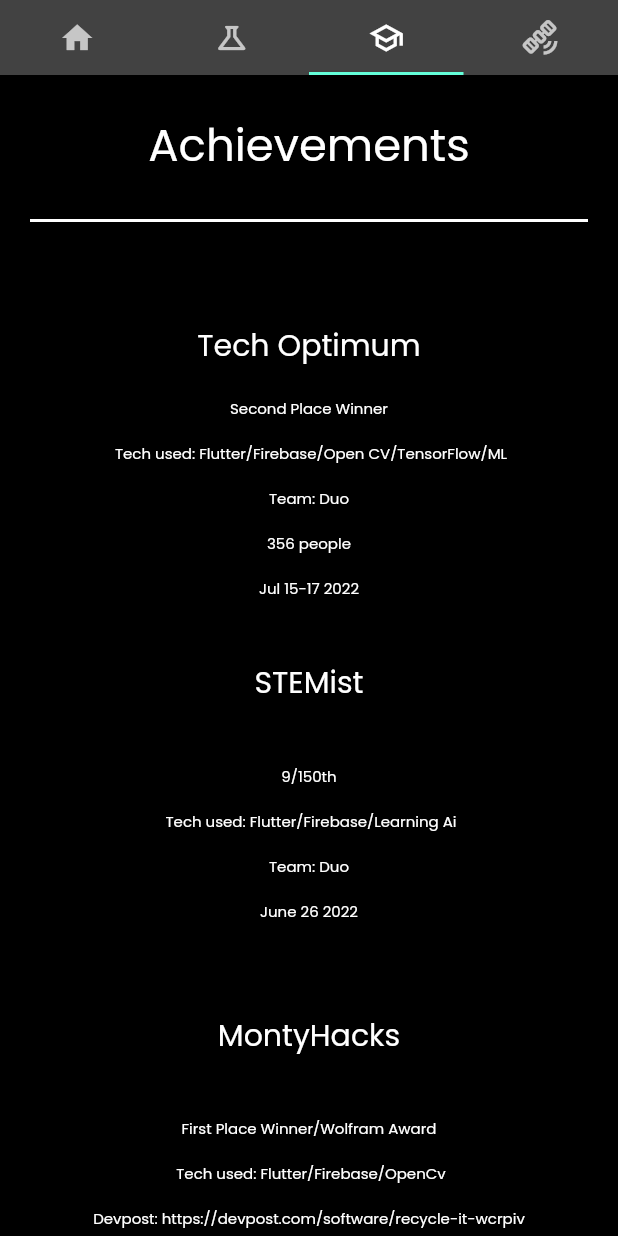
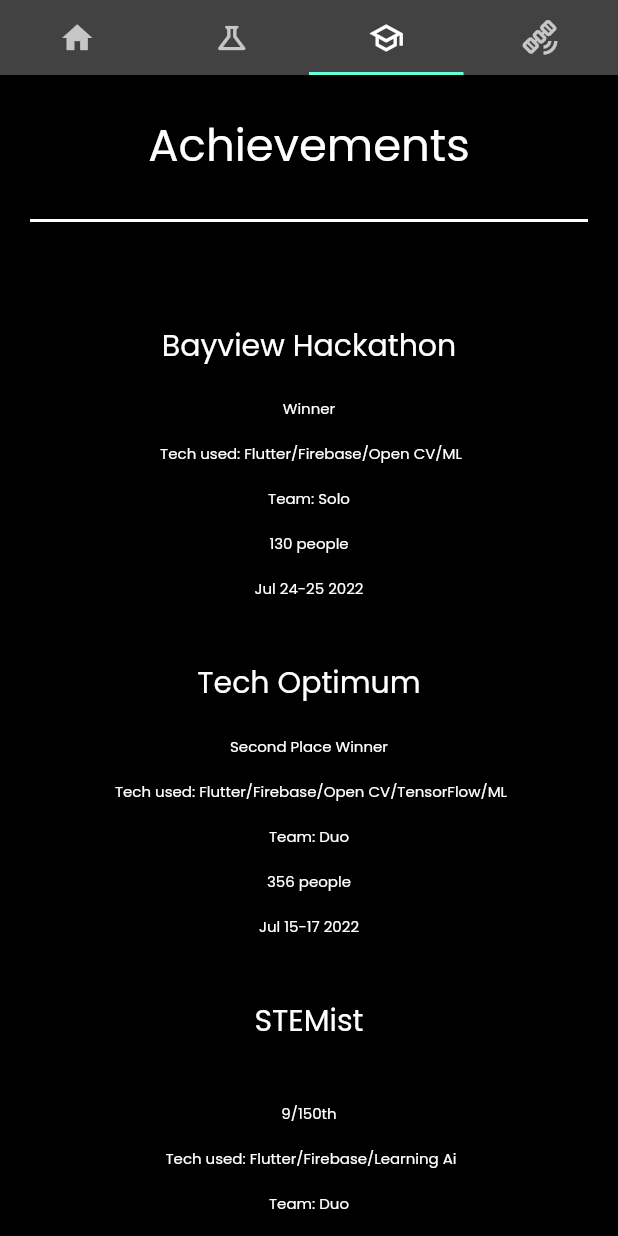
Before and after one commit to ekam-g/carghai_website, a Flutter app: the screen it shows after launch, tab 3 chosen, scrolled down 1152 dp, on a phone screen of 412 x 824 dp. Run offline on Flutter 3.47's test engine with Material 2 defaults, Android fonts, the phone set to English and light mode, and no system bars; our stand-ins replace animated_text_kit, auto_size_text.

Commit message:
updated achivments

```diff
--- a/lib/screens/jobtab.dart
+++ b/lib/screens/jobtab.dart
@@ -85,6 +85,20 @@
               ),
             ),
             const SizedBox(
+              height: 60,
+            ),
+            coolText(text: "Bayview Hackathon", fontSize: 40),
+            const SizedBox(
+              height: 20,
+            ),
+            coolText(
+                text: "Winner\n\n "
+                    "Tech used: Flutter/Firebase/Open CV/ML\n\n"
+                    "Team: Solo\n\n"
+                    "130 people\n\n"
+                    "Jul 24-25 2022",
+                fontSize: 20),
+            const SizedBox(
               height: 40,
             ),
             coolText(text: "Tech Optimum", fontSize: 40),
@@ -159,10 +173,12 @@
             const SizedBox(
               height: 20,
             ),
-            coolText(text: "Teacher\n\n"
+            coolText(
+                text: "Teacher\n\n"
                     "Full Disclosure: I taught special kids how to block code\n\n"
                     "Later I even taught them basic python\n\n"
-                "2021/2022", fontSize: 20),
+                    "2021/2022",
+                fontSize: 20),
             const SizedBox(
               height: 40,
             ),
@@ -170,10 +186,12 @@
             const SizedBox(
               height: 20,
             ),
-            coolText(text: "Mechanic/Exterior FireFighter\n\n"
+            coolText(
+                text: "Mechanic/Exterior FireFighter\n\n"
                     "Full Disclosure: I worked on trucks and made sure they where in working condition!\n\n"
                     "I also managed traffic and monitor trucks and equipment during fires\n\n"
-                "2015/Now", fontSize: 20),
+                    "2015/Now",
+                fontSize: 20),
             const SizedBox(
               height: 100,
             ),
@@ -289,6 +307,20 @@
             const SizedBox(
               height: 40,
             ),
+            coolText(text: "Bayview Hackathon", fontSize: 20),
+            const SizedBox(
+              height: 20,
+            ),
+            coolText(
+                text: "Winner\n\n "
+                    "Tech used: Flutter/Firebase/Open CV/ML\n\n"
+                    "Team: Solo\n\n"
+                    "130 people\n\n"
+                    "Jul 24-25 2022",
+                fontSize: 10),
+            const SizedBox(
+              height: 40,
+            ),
             coolText(
               text: "Tech Optimum",
               fontSize: 20,
@@ -368,10 +400,12 @@
             const SizedBox(
               height: 20,
             ),
-            coolText(text: "Teacher\n\n"
+            coolText(
+                text: "Teacher\n\n"
                     "Full Disclosure: I taught special kids how to block code\n\n"
                     "Later I even taught them basic python\n\n"
-                "2021/2022", fontSize: 10),
+                    "2021/2022",
+                fontSize: 10),
             const SizedBox(
               height: 40,
             ),
@@ -379,10 +413,12 @@
             const SizedBox(
               height: 20,
             ),
-            coolText(text: "Mechanic/Exterior FireFighter\n\n"
+            coolText(
+                text: "Mechanic/Exterior FireFighter\n\n"
                     "Full Disclosure: I worked on trucks and made sure they where in working condition!\n\n"
                     "I also managed traffic and monitor trucks and equipment during fires\n\n"
-                "2015/Now", fontSize: 10),
+                    "2015/Now",
+                fontSize: 10),
             const SizedBox(
               height: 100,
             ),
```
Lines whose indentation alone changed are shown as unchanged.
